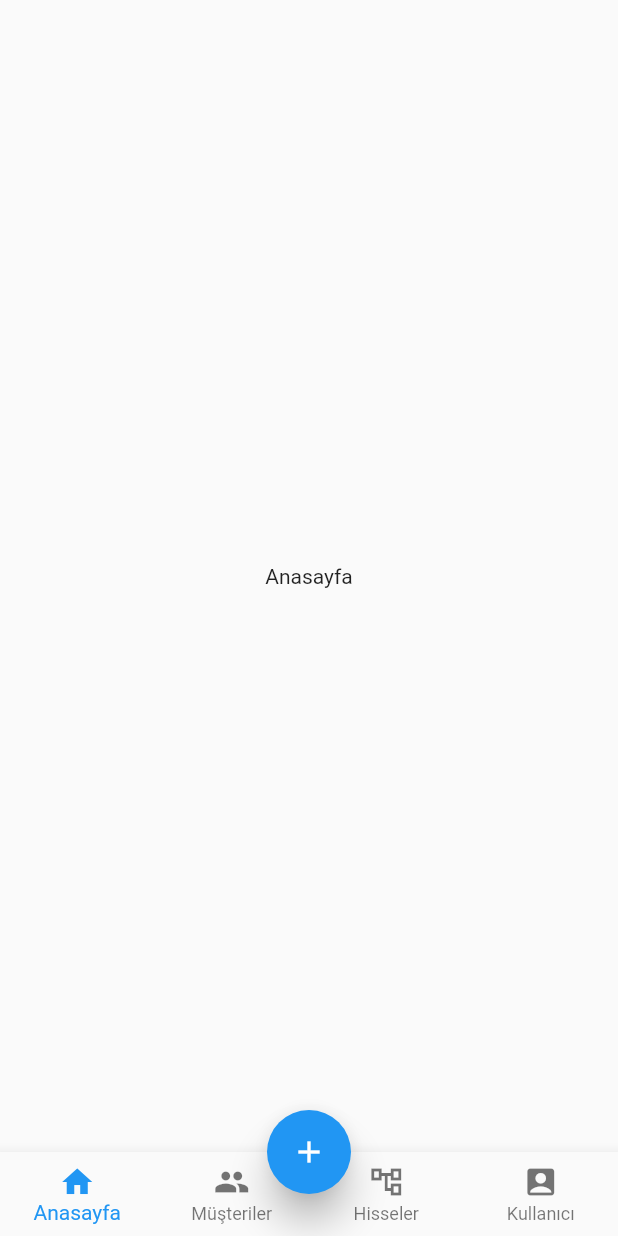
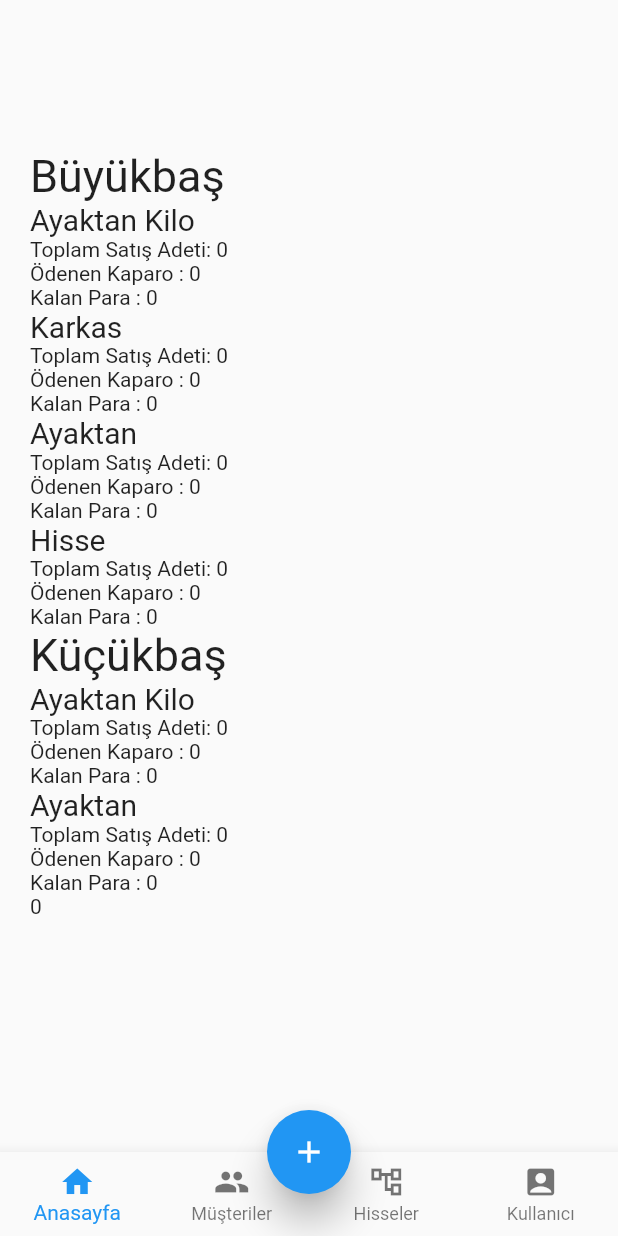
Before and after one commit to ahmettyildirim/gazi, a Flutter app: the AddCustomer screen opened directly, after a tap on "Ekle", on a phone screen of 412 x 824 dp. Run offline on Flutter 3.47's test engine with Material 2 defaults, Android fonts, the phone set to English and light mode, and no system bars; our stand-ins replace cloud_firestore, firebase_auth, firebase_core, firebase_database, mask_text_input_formatter; accounts and stored records are empty.

Commit message:
2021 den kalan commitler

```diff
--- a/lib/common/data_repository.dart
+++ b/lib/common/data_repository.dart
@@ -49,6 +49,7 @@ class FieldKeys {
   static final saleRemainingAmount = "remaining_amount";
   static final saleHisseRef = "hisse_ref";
   static final saleHisseNum = "hisse_num";
+  static final saleAdet = "adet";
   static final kotraNo = "no";
   static final kotraCapacity = "capacity";
   static final kotraNumOfItems = "numOfItems";
@@ -111,6 +112,12 @@ class DataRepository {
 
   Stream<QuerySnapshot<Map<String, dynamic>>> getAllItems(String collectionName,
       {String? orderBy}) {
+    return orderBy == null
+        ? getCollectionReference(collectionName).snapshots()
+        : getCollectionReference(collectionName).orderBy(orderBy).snapshots();
+  }
+  Future<Stream<QuerySnapshot<Map<String, dynamic>>>> getAllItemsFuture(String collectionName,
+      {String? orderBy}) async{
     return orderBy == null
         ? getCollectionReference(collectionName).snapshots()
         : getCollectionReference(collectionName).orderBy(orderBy).snapshots();
--- a/lib/model/sale.dart
+++ b/lib/model/sale.dart
@@ -19,6 +19,7 @@ class SaleModel implements GenericModel {
   late int remainingAmount;
   late String hisseRef;
   late int hisseNum;
+  late int adet;
   late CollectionReference<Map<String, dynamic>> colRef;
   late String collectionReferenceName = CollectionKeys.sales;
 
@@ -35,7 +36,8 @@ class SaleModel implements GenericModel {
       required this.kaparo,
       required this.remainingAmount,
       required this.hisseRef,
-      required this.hisseNum}) {
+      required this.hisseNum,
+      required this.adet}) {
     this.colRef = DataRepository.instance
         .getCollectionReference(CollectionKeys.sales);
   }
@@ -55,7 +57,8 @@ class SaleModel implements GenericModel {
       remainingAmount: json[FieldKeys.saleRemainingAmount] as int,
       hisseNum: json[FieldKeys.saleHisseNum] as int,
       hisseRef: json[FieldKeys.saleHisseRef] as String,
-    );
+      adet: json[FieldKeys.saleAdet] as int,
+);
   }
 
   HashMap<String, dynamic> toMap() {
@@ -73,6 +76,7 @@ class SaleModel implements GenericModel {
     sale[FieldKeys.saleRemainingAmount] = this.remainingAmount;
     sale[FieldKeys.saleHisseNum] = this.hisseNum;
     sale[FieldKeys.saleHisseRef] = this.hisseRef;
+    sale[FieldKeys.saleAdet] = this.adet;
     return sale;
   }
 }
--- a/lib/pages/add_sale.dart
+++ b/lib/pages/add_sale.dart
@@ -57,7 +57,6 @@ class _AddSaleState extends State<AddSale> {
     });
   }
 
-  void _changeKurbanTip() {}
 
   @override
   Widget build(BuildContext context) {
@@ -140,10 +139,12 @@ class _AddSaleState extends State<AddSale> {
               [0, 2].contains(_kurbanSubTip)
                   ? Center()
                   : _getKalanTutar(screenWidth, screenHeight),
-              Padding(
-                  padding: EdgeInsets.all(screenHeight / 30),
-                  child:
-                      ElevatedButton(onPressed: addSale, child: Text("Ekle"))),
+              _kurbanSubTip != 0
+                  ? Padding(
+                      padding: EdgeInsets.all(screenHeight / 30),
+                      child: ElevatedButton(
+                          onPressed: addSale, child: Text("Ekle")))
+                  : Center(),
             ],
           ),
         ),
@@ -496,10 +497,22 @@ class _AddSaleState extends State<AddSale> {
   }
 
   Future<void> getCustomerByPhone(phone) async {
+    print("başladı");
+    print(phone.length);
+    if(phone.length != 15){
+      setState(() {
+        _nameController.text = "";
+        selectedCustomer = null;
+      });
+      return;
+    }
     var value = await _repositoryInstance.getAllItemsByFilter(
         CollectionKeys.customers,
         filterName: FieldKeys.customerPhone,
         filterValue: _phoneController.text);
+    // if(phone!=_phoneController.text){
+    //   getCustomerByPhone(_phoneController.text);
+    // }
     if (value.docs.isNotEmpty) {
       print('girdi');
       var customer = CustomerModel.fromJson(value.docs.first.data(),
@@ -511,9 +524,8 @@ class _AddSaleState extends State<AddSale> {
     } else {
       print('girmedi');
       setState(() {
-      _nameController.text = "";
+        _nameController.text = "";
         selectedCustomer = null;
-
       });
     }
   }
@@ -739,7 +751,7 @@ class _AddSaleState extends State<AddSale> {
         });
       }
     }
-    if(selectedCustomer!.name != _nameController.text){
+    if (selectedCustomer!.name != _nameController.text) {
       selectedCustomer!.name = _nameController.text;
       await _repositoryInstance.updateItem(selectedCustomer!);
     }
@@ -771,13 +783,60 @@ class _AddSaleState extends State<AddSale> {
         hisseNum: _hisseCountController.text.isEmpty
             ? 0
             : int.parse(_hisseCountController.text),
-        hisseRef: _selectedHisse == null ? "" : _selectedHisse!.id);
+        hisseRef: _selectedHisse == null ? "" : _selectedHisse!.id,
+        adet:
+            _adetController.text.isEmpty ? 0 : int.parse(_adetController.text));
     await DataRepository.instance.addItem(sale);
-    if(_kurbanSubTip == 4){
-      _selectedHisse!.remainingHisse = _selectedHisse!.remainingHisse - int.parse(_hisseCountController.text);
+    if (_kurbanSubTip == 4) {
+      _selectedHisse!.remainingHisse = _selectedHisse!.remainingHisse -
+          int.parse(_hisseCountController.text);
       await _repositoryInstance.updateItem(_selectedHisse!);
     }
+    await _showMyDialog();
     Navigator.pop(context);
+  }
+
+  Future<void> _showMyDialog() async {
+    return showDialog<void>(
+      context: context,
+      barrierDismissible: false, // user must tap button!
+      builder: (BuildContext context) {
+        return AlertDialog(
+          title: Text('Satış Tamamlandı'),
+          content: SingleChildScrollView(
+            child: Column(
+              children: <Widget>[
+                Text('Satış İşlemi Tamamlandı..'),
+                Text('Müşteriye whatsapp mesajı göndermek ister misiniz?'),
+              ],
+            ),
+          ),
+          actions: <Widget>[
+            TextButton(
+              child: Text('Evet'),
+              onPressed: () {
+                print('Confirmed');
+                var phone = selectedCustomer!.phone;
+                phone = phone.replaceAll(' ', '');
+                phone = phone.replaceAll('(', '');
+                phone = phone.replaceAll(')', '');
+                phone = phone.replaceAll('-', '');
+                phone = "90" + phone;
+
+                wasup(phone);
+                Navigator.of(context).pop();
+              },
+            ),
+            TextButton(
+              child: Text('Hayır'),
+              onPressed: () {
+                Navigator.of(context).pop();
+              },
+            ),
+          ],
+        );
+      },
+    );
   }
 
   Future<void> searchForHisse(val) async {
@@ -812,18 +871,18 @@ class _AddSaleState extends State<AddSale> {
     }
   }
 
-  Future<void> wasup() async {
+  Future<void> wasup(String num) async {
     var whatsapp = "905309383594";
     // FirebaseAuth.instance.signOut();
-    var whatsappURl_android =
-        "whatsapp://send?phone=" + "05309383594" + "&text=hello";
-    var whatappURL_ios = "https://wa.me/$whatsapp?text=${Uri.parse("hello")}";
+    var whatsappURl_android = "whatsapp://send?phone=" + num + "&text=hello";
+    var whatappURL_ios =
+        "https://wa.me/$num?text=${Uri.parse("Kurban satış işlemi gerçekleşti")}";
     if (Platform.isIOS) {
       // for iOS phone only
       if (await canLaunch(whatappURL_ios)) {
         await launch(whatappURL_ios, forceSafariVC: false);
         whatappURL_ios =
-            "https://wa.me/905549287548?text=${Uri.parse("hello")}";
+            "https://wa.me/$num?text=${Uri.parse("Kurban satış işlemi gerçekleşti")}";
         await launch(whatappURL_ios, forceSafariVC: false);
       } else {
         ScaffoldMessenger.of(context)
--- a/lib/pages/home.dart
+++ b/lib/pages/home.dart
@@ -4,6 +4,7 @@ import 'package:gazi_app/pages/add_sale.dart';
 import 'package:gazi_app/pages/customers.dart';
 import 'package:gazi_app/pages/kurbanlar.dart';
 import 'package:gazi_app/pages/sales.dart';
+import 'package:gazi_app/pages/summary.dart';
 
 class HomePage extends StatefulWidget {
   @override
@@ -47,7 +48,7 @@ class _HomePageState extends State<HomePage> {
   Widget currentPage(int currentPageNum) {
     switch (currentPageNum) {
       case 0:
-        return Text("Anasayfa");
+        return SummaryPage();
       case 1:
         return CustomerList();
       case 2:
--- /dev/null
+++ b/lib/pages/summary.dart
@@ -0,0 +1,331 @@
+import 'package:cloud_firestore/cloud_firestore.dart';
+import 'package:flutter/material.dart';
+import 'package:gazi_app/common/data_repository.dart';
+import 'package:gazi_app/model/sale.dart';
+
+class SummaryPage extends StatefulWidget {
+  @override
+  _SummaryPageState createState() => _SummaryPageState();
+}
+
+var _repositoryInstance = DataRepository.instance;
+
+class _SummaryPageState extends State<SummaryPage> {
+  @override
+  Widget build(BuildContext context) {
+    return Container(
+      child: SingleChildScrollView(
+        child: Padding(
+          padding: EdgeInsets.only(top: 100, bottom: 200, left: 20),
+          child: StreamBuilder<QuerySnapshot<Map<String, dynamic>>>(
+            stream: _repositoryInstance.getAllItems(CollectionKeys.sales),
+            builder: (context, snapshot) {
+              if (snapshot.hasData) {
+                var saleValues = snapshot.data!.docs;
+                var length = saleValues.length;
+                List<SaleModel> salelist = List.empty(growable: true);
+                for (int i = 0; i < length; i++) {
+                  salelist.add(SaleModel.fromJson(saleValues[i].data()));
+                }
+
+                return Column(
+                  mainAxisAlignment: MainAxisAlignment.spaceEvenly,
+                  crossAxisAlignment: CrossAxisAlignment.start,
+                  children: [
+                    Text(
+                      "Büyükbaş",
+                      style: TextStyle(fontSize: 30),
+                    ),
+                    Text(
+                      "Ayaktan Kilo",
+                      style: TextStyle(fontSize: 20),
+                    ),
+                    Row(
+                      mainAxisAlignment: MainAxisAlignment.start,
+                      children: [
+                        Text("Toplam Satış Adeti: "),
+                        Text(salelist
+                            .where((element) => element.kurbanSubTip == 1)
+                            .length
+                            .toString())
+                      ],
+                    ),
+                    Row(
+                      mainAxisAlignment: MainAxisAlignment.start,
+                      children: [
+                        Text("Ödenen Kaparo : "),
+                        Text(salelist
+                            .where((element) => element.kurbanSubTip == 1)
+                            .toList()
+                            .fold(
+                                0,
+                                (previousValue, element) =>
+                                    int.parse(previousValue.toString()) +
+                                    element.kaparo)
+                            .toString())
+                      ],
+                    ),
+                    Row(
+                      mainAxisAlignment: MainAxisAlignment.start,
+                      children: [
+                        Text("Kalan Para : "),
+                        Text(salelist
+                            .where((element) => element.kurbanSubTip == 1)
+                            .toList()
+                            .fold(
+                                0,
+                                (previousValue, element) =>
+                                    int.parse(previousValue.toString()) +
+                                    element.remainingAmount)
+                            .toString())
+                      ],
+                    ),
+                    Text(
+                      "Karkas",
+                      style: TextStyle(fontSize: 20),
+                    ),
+                    Row(
+                      mainAxisAlignment: MainAxisAlignment.start,
+                      children: [
+                        Text("Toplam Satış Adeti: "),
+                        Text(salelist
+                            .where((element) => element.kurbanSubTip == 2)
+                            .length
+                            .toString())
+                      ],
+                    ),
+                    Row(
+                      mainAxisAlignment: MainAxisAlignment.start,
+                      children: [
+                        Text("Ödenen Kaparo : "),
+                        Text(salelist
+                            .where((element) => element.kurbanSubTip == 2)
+                            .toList()
+                            .fold(
+                                0,
+                                (previousValue, element) =>
+                                    int.parse(previousValue.toString()) +
+                                    element.kaparo)
+                            .toString())
+                      ],
+                    ),
+                    Row(
+                      mainAxisAlignment: MainAxisAlignment.start,
+                      children: [
+                        Text("Kalan Para : "),
+                        Text(salelist
+                            .where((element) => element.kurbanSubTip == 2)
+                            .toList()
+                            .fold(
+                                0,
+                                (previousValue, element) =>
+                                    int.parse(previousValue.toString()) +
+                                    element.remainingAmount)
+                            .toString())
+                      ],
+                    ),
+                    Text(
+                      "Ayaktan",
+                      style: TextStyle(fontSize: 20),
+                    ),
+                    Row(
+                      mainAxisAlignment: MainAxisAlignment.start,
+                      children: [
+                        Text("Toplam Satış Adeti: "),
+                        Text(salelist
+                            .where((element) => element.kurbanSubTip == 3)
+                            .length
+                            .toString())
+                      ],
+                    ),
+                    Row(
+                      mainAxisAlignment: MainAxisAlignment.start,
+                      children: [
+                        Text("Ödenen Kaparo : "),
+                        Text(salelist
+                            .where((element) => element.kurbanSubTip == 3)
+                            .toList()
+                            .fold(
+                                0,
+                                (previousValue, element) =>
+                                    int.parse(previousValue.toString()) +
+                                    element.kaparo)
+                            .toString())
+                      ],
+                    ),
+                    Row(
+                      mainAxisAlignment: MainAxisAlignment.start,
+                      children: [
+                        Text("Kalan Para : "),
+                        Text(salelist
+                            .where((element) => element.kurbanSubTip == 3)
+                            .toList()
+                            .fold(
+                                0,
+                                (previousValue, element) =>
+                                    int.parse(previousValue.toString()) +
+                                    element.remainingAmount)
+                            .toString())
+                      ],
+                    ),
+                    Text(
+                      "Hisse",
+                      style: TextStyle(fontSize: 20),
+                    ),
+                    Row(
+                      mainAxisAlignment: MainAxisAlignment.start,
+                      children: [
+                        Text("Toplam Satış Adeti: "),
+                        Text(salelist
+                            .where((element) => element.kurbanSubTip == 4)
+                            .toList()
+                            .fold(
+                                0,
+                                (previousValue, element) =>
+                                    int.parse(previousValue.toString()) +
+                                    element.hisseNum)
+                            .toString())
+                      ],
+                    ),
+                    Row(
+                      mainAxisAlignment: MainAxisAlignment.start,
+                      children: [
+                        Text("Ödenen Kaparo : "),
+                        Text(salelist
+                            .where((element) => element.kurbanSubTip == 4)
+                            .toList()
+                            .fold(
+                                0,
+                                (previousValue, element) =>
+                                    int.parse(previousValue.toString()) +
+                                    element.kaparo)
+                            .toString())
+                      ],
+                    ),
+                    Row(
+                      mainAxisAlignment: MainAxisAlignment.start,
+                      children: [
+                        Text("Kalan Para : "),
+                        Text(salelist
+                            .where((element) => element.kurbanSubTip == 4)
+                            .toList()
+                            .fold(
+                                0,
+                                (previousValue, element) =>
+                                    int.parse(previousValue.toString()) +
+                                    element.remainingAmount)
+                            .toString())
+                      ],
+                    ),
+                    Text(
+                      "Küçükbaş",
+                      style: TextStyle(fontSize: 30),
+                    ),
+                    Text(
+                      "Ayaktan Kilo",
+                      style: TextStyle(fontSize: 20),
+                    ),
+                    Row(
+                      mainAxisAlignment: MainAxisAlignment.start,
+                      children: [
+                        Text("Toplam Satış Adeti: "),
+                        Text(salelist
+                            .where((element) => element.kurbanSubTip == 5)
+                            .length
+                            .toString())
+                      ],
+                    ),
+                    Row(
+                      mainAxisAlignment: MainAxisAlignment.start,
+                      children: [
+                        Text("Ödenen Kaparo : "),
+                        Text(salelist
+                            .where((element) => element.kurbanSubTip == 5)
+                            .toList()
+                            .fold(
+                                0,
+                                (previousValue, element) =>
+                                    int.parse(previousValue.toString()) +
+                                    element.kaparo)
+                            .toString())
+                      ],
+                    ),
+                    Row(
+                      mainAxisAlignment: MainAxisAlignment.start,
+                      children: [
+                        Text("Kalan Para : "),
+                        Text(salelist
+                            .where((element) => element.kurbanSubTip == 5)
+                            .toList()
+                            .fold(
+                                0,
+                                (previousValue, element) =>
+                                    int.parse(previousValue.toString()) +
+                                    element.remainingAmount)
+                            .toString())
+                      ],
+                    ),
+                    Text(
+                      "Ayaktan",
+                      style: TextStyle(fontSize: 20),
+                    ),
+                    Row(
+                      mainAxisAlignment: MainAxisAlignment.start,
+                      children: [
+                        Text("Toplam Satış Adeti: "),
+                        Text(getKucukKurbanAdet(salelist).toString())
+                      ],
+                    ),
+                    Row(
+                      mainAxisAlignment: MainAxisAlignment.start,
+                      children: [
+                        Text("Ödenen Kaparo : "),
+                        Text(salelist
+                            .where((element) => element.kurbanSubTip == 6)
+                            .toList()
+                            .fold(
+                                0,
+                                (previousValue, element) =>
+                                    int.parse(previousValue.toString()) +
+                                    element.kaparo)
+                            .toString())
+                      ],
+                    ),
+                    Row(
+                      mainAxisAlignment: MainAxisAlignment.start,
+                      children: [
+                        Text("Kalan Para : "),
+                        Text(salelist
+                            .where((element) => element.kurbanSubTip == 6)
+                            .toList()
+                            .fold(
+                                0,
+                                (previousValue, element) =>
+                                    int.parse(previousValue.toString()) +
+                                    element.remainingAmount)
+                            .toString())
+                      ],
+                    ),
+                    Text(salelist
+                        .where((element) => element.buyukKurbanTip == 2)
+                        .length
+                        .toString())
+                  ],
+                );
+              } else {
+                return Center();
+              }
+            },
+          ),
+        ),
+      ),
+    );
+  }
+}
+
+int getKucukKurbanAdet(List<SaleModel> list) {
+  return list.where((element) => element.kurbanSubTip == 6).toList().fold(
+      0,
+      (previousValue, element) =>
+          int.parse(previousValue.toString()) + element.adet);
+}
```
